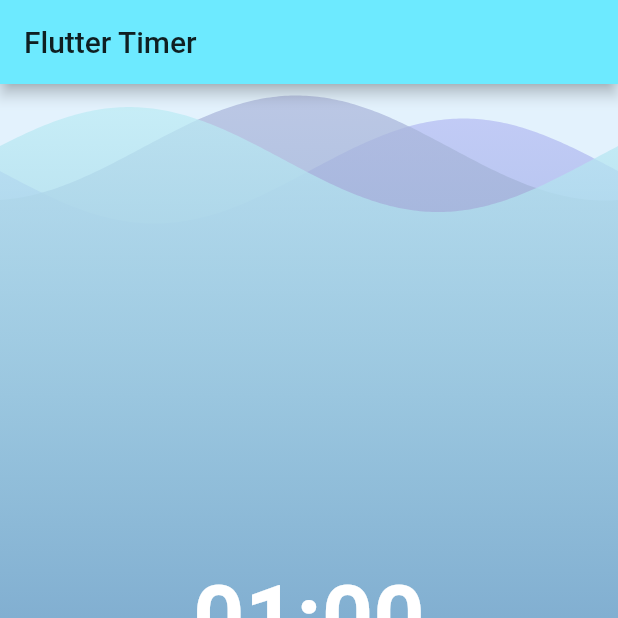
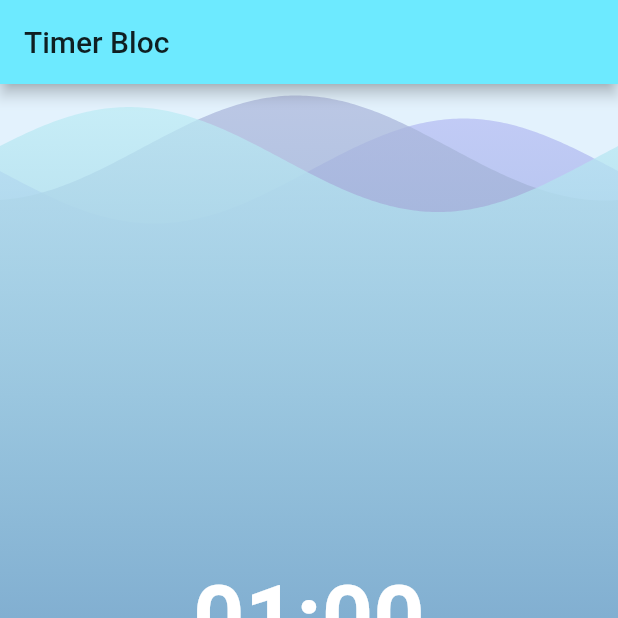
Before and after one commit to samueladekunle/bloc-samples, a Flutter app: the screen it shows after launch, on a phone screen of 412 x 824 dp, the top half of it. Run offline on Flutter 3.47's test engine with Material 2 defaults, Android fonts, the phone set to English and light mode, and no system bars; drawn by our look-alikes of wave; our stand-ins replace bloc, equatable, flutter_bloc.

Commit message:
Change _title value

```diff
--- a/timer_bloc/lib/main.dart
+++ b/timer_bloc/lib/main.dart
@@ -7,7 +7,7 @@ import 'package:timer_bloc/screens/home_screen.dart';
 void main() => runApp(MyApp());
 
 class MyApp extends StatelessWidget {
-  final String _title = 'Flutter Timer';
+  final String _title = 'Timer Bloc';
 
   @override
   Widget build(BuildContext context) {
```
